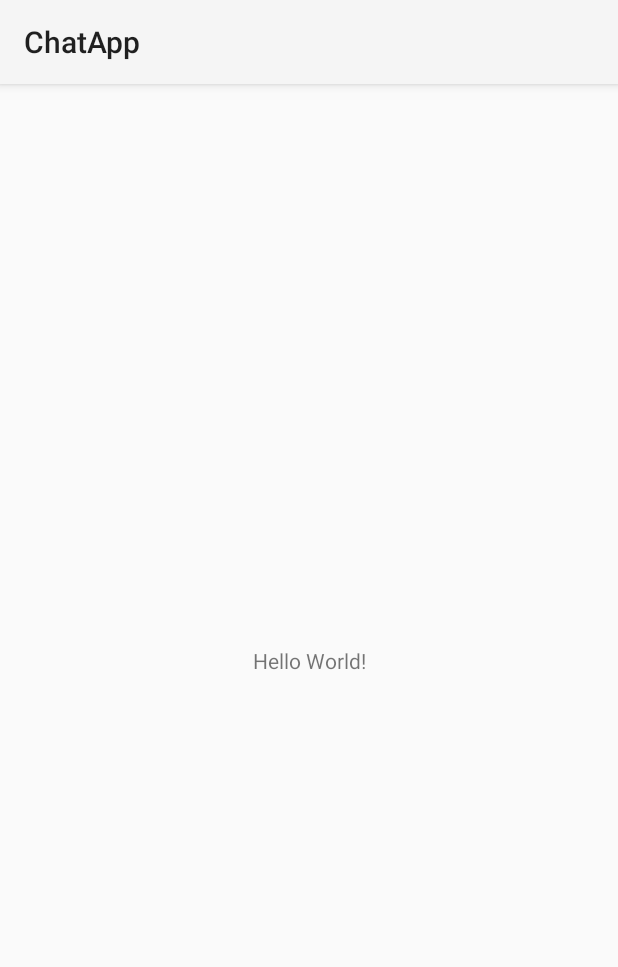
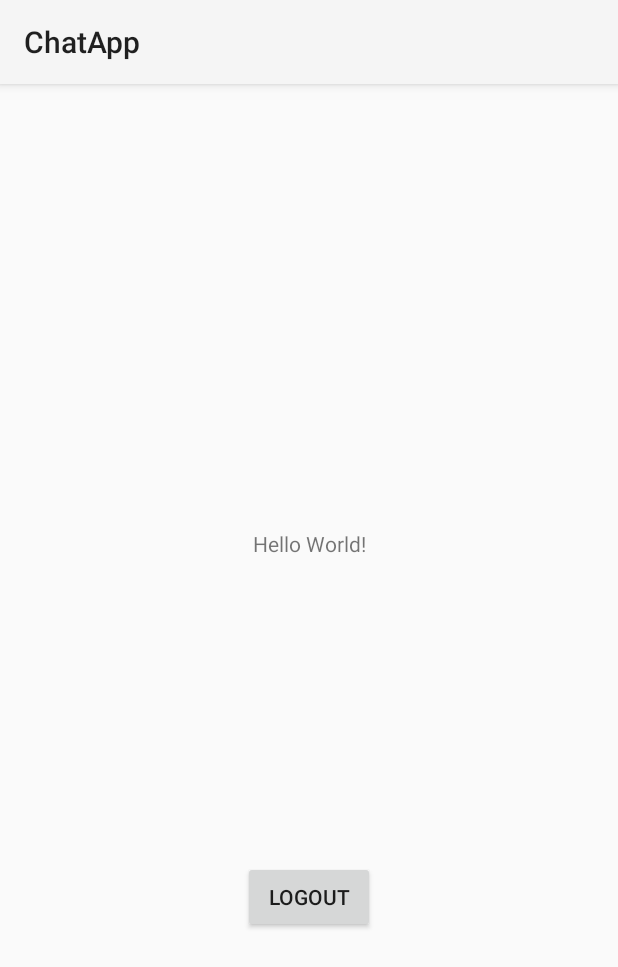
Before and after one commit to pulkitgangwar/chat-app, an Android app: the screen it shows after launch (MainActivity), on a phone screen of 412 x 824 dp. Shown: the top 967 px of the screen. Run offline under Robolectric (Android 15) with nearby library versions, the phone set to English and light mode, and no system bars; our stand-ins replace Firebase (no records; nobody signed in at launch, a user with empty details on screens opened directly); 1 statement that could not run was skipped.

Commit message:
added some basic layout for mainactivity, auth check for routing user to registration activity

```diff
--- a/app/src/main/java/com/pulkitgangwar/chatapp/MainActivity.java
+++ b/app/src/main/java/com/pulkitgangwar/chatapp/MainActivity.java
@@ -1,18 +1,58 @@
 package com.pulkitgangwar.chatapp;
 
+import android.content.Intent;
+import android.net.Uri;
+import android.util.Log;
+import android.view.View;
+import android.widget.Button;
+import android.widget.TextView;
 import androidx.appcompat.app.AppCompatActivity;
 import android.os.Bundle;
+import com.google.android.gms.tasks.OnSuccessListener;
 import com.google.firebase.auth.FirebaseAuth;
+import com.google.firebase.auth.FirebaseUser;
+import com.google.firebase.storage.FirebaseStorage;
+import com.google.firebase.storage.StorageReference;
 
 public class MainActivity extends AppCompatActivity {
 
 
     private FirebaseAuth auth;
+    private FirebaseUser user;
+    private FirebaseStorage storage;
+    TextView dashboardTitle;
+    Button logoutButton;
 
     @Override
     protected void onCreate(Bundle savedInstanceState) {
         super.onCreate(savedInstanceState);
         setContentView(R.layout.activity_main);
         auth = FirebaseAuth.getInstance();
+        storage = FirebaseStorage.getInstance();
+        user = auth.getCurrentUser();
+        dashboardTitle = findViewById(R.id.dashboard__title);
+        logoutButton = findViewById(R.id.dashboard__logout);
+
+        if(user == null){
+            startActivity(new Intent(MainActivity.this,RegisterActivity.class));
+        } else {
+            StorageReference storageReference = storage.getReference().child("userProfile").child(auth.getUid());
+            storageReference.getDownloadUrl().addOnSuccessListener(new OnSuccessListener<Uri>() {
+                @Override
+                public void onSuccess(Uri uri) {
+                    Log.d("oncreate",String.valueOf(uri));
+
+                }
+            });
+            dashboardTitle.setText(user.getEmail().toString());
+            logoutButton.setOnClickListener(new View.OnClickListener() {
+                @Override
+                public void onClick(View v) {
+                    auth.signOut();
+//                    change to loginActivity
+                    startActivity(new Intent(MainActivity.this,RegisterActivity.class));
+                }
+            });
+        }
     }
 }
--- a/app/src/main/res/layout/activity_main.xml
+++ b/app/src/main/res/layout/activity_main.xml
@@ -13,6 +13,13 @@
             app:layout_constraintBottom_toBottomOf="parent"
             app:layout_constraintLeft_toLeftOf="parent"
             app:layout_constraintRight_toRightOf="parent"
-            app:layout_constraintTop_toTopOf="parent"/>
+            app:layout_constraintTop_toTopOf="parent" app:layout_constraintVertical_bias="0.396"
+            android:id="@+id/dashboard__title"/>
+    <Button
+            android:text="logout"
+            android:layout_width="wrap_content"
+            android:layout_height="wrap_content" android:id="@+id/dashboard__logout"
+            app:layout_constraintTop_toBottomOf="@+id/dashboard__title" app:layout_constraintStart_toStartOf="parent"
+            app:layout_constraintEnd_toEndOf="parent" app:layout_constraintBottom_toBottomOf="parent"/>
 
 </androidx.constraintlayout.widget.ConstraintLayout>
```
